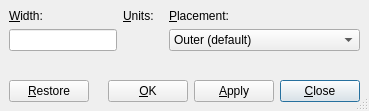
Qt form src/frontends/qt4/ui/WrapUi.ui (rpavlik/lyx-lucid-backport) before a commit.
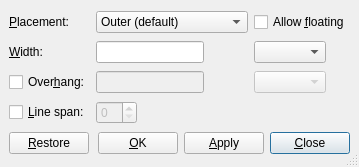
The same form after that commit. Custom widgets are drawn as their Qt base class.

Diff of the .ui file:
```diff
--- a/src/frontends/qt4/ui/WrapUi.ui
+++ b/src/frontends/qt4/ui/WrapUi.ui
@@ -5,8 +5,8 @@
    <rect>
     <x>0</x>
     <y>0</y>
-    <width>369</width>
-    <height>111</height>
+    <width>359</width>
+    <height>167</height>
    </rect>
   </property>
   <property name="windowTitle" >
@@ -15,136 +15,96 @@
   <property name="sizeGripEnabled" >
    <bool>true</bool>
   </property>
-  <layout class="QVBoxLayout" >
+  <layout class="QGridLayout" >
    <property name="margin" >
     <number>9</number>
    </property>
    <property name="spacing" >
     <number>6</number>
    </property>
-   <item>
-    <layout class="QGridLayout" >
-     <property name="margin" >
-      <number>0</number>
+   <item row="1" column="3" >
+    <widget class="LengthCombo" name="widthUnitLC" >
+     <property name="sizePolicy" >
+      <sizepolicy>
+       <hsizetype>0</hsizetype>
+       <vsizetype>0</vsizetype>
+       <horstretch>0</horstretch>
+       <verstretch>0</verstretch>
+      </sizepolicy>
      </property>
-     <property name="spacing" >
-      <number>6</number>
+     <property name="minimumSize" >
+      <size>
+       <width>40</width>
+       <height>22</height>
+      </size>
      </property>
-     <item row="0" column="0" >
-      <widget class="QLabel" name="widthLA" >
-       <property name="text" >
-        <string>&amp;Width:</string>
-       </property>
-       <property name="buddy" >
-        <cstring>widthED</cstring>
-       </property>
-      </widget>
-     </item>
-     <item row="1" column="2" >
-      <widget class="QComboBox" name="valignCO" >
-       <property name="toolTip" >
-        <string>Vertical alignment</string>
-       </property>
-       <item>
-        <property name="text" >
-         <string>Outer (default)</string>
-        </property>
-       </item>
-       <item>
-        <property name="text" >
-         <string>Inner</string>
-        </property>
-       </item>
-       <item>
-        <property name="text" >
-         <string>Left</string>
-        </property>
-       </item>
-       <item>
-        <property name="text" >
-         <string>Right</string>
-        </property>
-       </item>
-      </widget>
-     </item>
-     <item row="0" column="2" >
-      <widget class="QLabel" name="valignLA" >
-       <property name="text" >
-        <string>&amp;Placement:</string>
-       </property>
-       <property name="buddy" >
-        <cstring>valignCO</cstring>
-       </property>
-      </widget>
-     </item>
-     <item row="1" column="1" >
-      <widget class="LengthCombo" native="1" name="unitsLC" >
-       <property name="sizePolicy" >
-        <sizepolicy>
-         <hsizetype>0</hsizetype>
-         <vsizetype>0</vsizetype>
-         <horstretch>0</horstretch>
-         <verstretch>0</verstretch>
-        </sizepolicy>
-       </property>
-       <property name="minimumSize" >
-        <size>
-         <width>40</width>
-         <height>22</height>
-        </size>
-       </property>
-       <property name="focusPolicy" >
-        <enum>Qt::StrongFocus</enum>
-       </property>
-       <property name="toolTip" >
-        <string>Units of width value</string>
-       </property>
-      </widget>
-     </item>
-     <item row="1" column="0" >
-      <widget class="QLineEdit" name="widthED" >
-       <property name="sizePolicy" >
-        <sizepolicy>
-         <hsizetype>0</hsizetype>
-         <vsizetype>0</vsizetype>
-         <horstretch>0</horstretch>
-         <verstretch>0</verstretch>
-        </sizepolicy>
-       </property>
-       <property name="toolTip" >
-        <string>Width value</string>
-       </property>
-      </widget>
-     </item>
-     <item row="0" column="1" >
-      <widget class="QLabel" name="unitsLA" >
-       <property name="text" >
-        <string>&amp;Units:</string>
-       </property>
-       <property name="buddy" >
-        <cstring>unitsLC</cstring>
-       </property>
-      </widget>
-     </item>
-    </layout>
+     <property name="focusPolicy" >
+      <enum>Qt::StrongFocus</enum>
+     </property>
+     <property name="toolTip" >
+      <string>Unit of width value</string>
+     </property>
+    </widget>
    </item>
-   <item>
+   <item row="3" column="2" >
     <spacer>
      <property name="orientation" >
-      <enum>Qt::Vertical</enum>
-     </property>
-     <property name="sizeType" >
-      <enum>QSizePolicy::Expanding</enum>
+      <enum>Qt::Horizontal</enum>
      </property>
      <property name="sizeHint" >
       <size>
-       <width>20</width>
+       <width>40</width>
        <height>20</height>
       </size>
      </property>
     </spacer>
    </item>
-   <item>
+   <item row="3" column="1" >
+    <widget class="QSpinBox" name="linesSB" >
+     <property name="enabled" >
+      <bool>false</bool>
+     </property>
+     <property name="toolTip" >
+      <string>number of needed lines</string>
+     </property>
+    </widget>
+   </item>
+   <item row="3" column="0" >
+    <widget class="QCheckBox" name="linesCB" >
+     <property name="toolTip" >
+      <string>use number of lines</string>
+     </property>
+     <property name="text" >
+      <string>&amp;Line span:</string>
+     </property>
+    </widget>
+   </item>
+   <item row="1" column="0" >
+    <widget class="QLabel" name="widthLA" >
+     <property name="text" >
+      <string>&amp;Width:</string>
+     </property>
+     <property name="buddy" >
+      <cstring>widthED</cstring>
+     </property>
+    </widget>
+   </item>
+   <item row="1" column="1" colspan="2" >
+    <widget class="QLineEdit" name="widthED" >
+     <property name="sizePolicy" >
+      <sizepolicy>
+       <hsizetype>0</hsizetype>
+       <vsizetype>0</vsizetype>
+       <horstretch>0</horstretch>
+       <verstretch>0</verstretch>
+      </sizepolicy>
+     </property>
+     <property name="toolTip" >
+      <string>Width value</string>
+     </property>
+    </widget>
+   </item>
+   <item row="4" column="0" colspan="4" >
     <layout class="QHBoxLayout" >
      <property name="margin" >
       <number>0</number>
@@ -219,12 +179,117 @@
      </item>
     </layout>
    </item>
+   <item row="0" column="0" >
+    <widget class="QLabel" name="valignLA" >
+     <property name="text" >
+      <string>&amp;Placement:</string>
+     </property>
+     <property name="buddy" >
+      <cstring>valignCO</cstring>
+     </property>
+    </widget>
+   </item>
+   <item row="0" column="1" colspan="2" >
+    <widget class="QComboBox" name="valignCO" >
+     <property name="toolTip" >
+      <string>Vertical alignment</string>
+     </property>
+     <item>
+      <property name="text" >
+       <string>Outer (default)</string>
+      </property>
+     </item>
+     <item>
+      <property name="text" >
+       <string>Inner</string>
+      </property>
+     </item>
+     <item>
+      <property name="text" >
+       <string>Left</string>
+      </property>
+     </item>
+     <item>
+      <property name="text" >
+       <string>Right</string>
+      </property>
+     </item>
+    </widget>
+   </item>
+   <item row="2" column="0" >
+    <widget class="QCheckBox" name="overhangCB" >
+     <property name="toolTip" >
+      <string>use overhang</string>
+     </property>
+     <property name="text" >
+      <string>Over&amp;hang:</string>
+     </property>
+     <property name="checked" >
+      <bool>false</bool>
+     </property>
+    </widget>
+   </item>
+   <item row="2" column="1" colspan="2" >
+    <widget class="QLineEdit" name="overhangED" >
+     <property name="enabled" >
+      <bool>false</bool>
+     </property>
+     <property name="sizePolicy" >
+      <sizepolicy>
+       <hsizetype>0</hsizetype>
+       <vsizetype>0</vsizetype>
+       <horstretch>0</horstretch>
+       <verstretch>0</verstretch>
+      </sizepolicy>
+     </property>
+     <property name="toolTip" >
+      <string>Overhang value</string>
+     </property>
+    </widget>
+   </item>
+   <item row="2" column="3" >
+    <widget class="LengthCombo" name="overhangUnitLC" >
+     <property name="enabled" >
+      <bool>false</bool>
+     </property>
+     <property name="sizePolicy" >
+      <sizepolicy>
+       <hsizetype>0</hsizetype>
+       <vsizetype>0</vsizetype>
+       <horstretch>0</horstretch>
+       <verstretch>0</verstretch>
+      </sizepolicy>
+     </property>
+     <property name="minimumSize" >
+      <size>
+       <width>0</width>
+       <height>0</height>
+      </size>
+     </property>
+     <property name="focusPolicy" >
+      <enum>Qt::StrongFocus</enum>
+     </property>
+     <property name="toolTip" >
+      <string>Unit of overhang value</string>
+     </property>
+    </widget>
+   </item>
+   <item row="0" column="3" >
+    <widget class="QCheckBox" name="floatCB" >
+     <property name="toolTip" >
+      <string>Check this to allow flexible placement</string>
+     </property>
+     <property name="text" >
+      <string>Allow &amp;floating</string>
+     </property>
+    </widget>
+   </item>
   </layout>
  </widget>
  <customwidgets>
   <customwidget>
    <class>LengthCombo</class>
-   <extends>QWidget</extends>
+   <extends>QComboBox</extends>
    <header>LengthCombo.h</header>
   </customwidget>
  </customwidgets>
```
Left out of the diff: 69 changed lines with no effect on the pictures.
